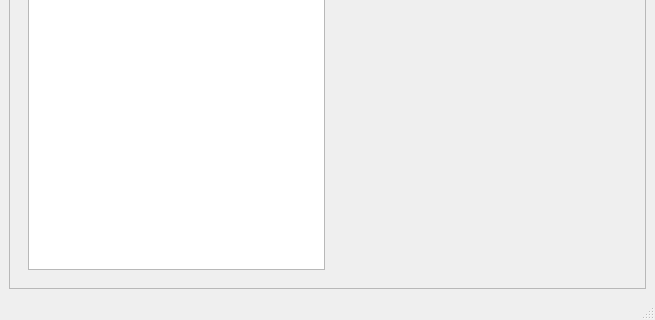
bernardlebelpro/apple, file metsearch/metsearch.ui: the form before one commit; both pictures show x 0 to 655 and y 362 to 682 of the 655 by 682 pixel window.
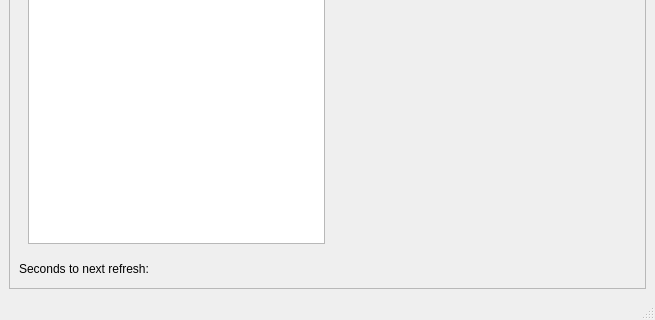
The form after the commit.

Patch:
```diff
--- a/metsearch/metsearch.ui
+++ b/metsearch/metsearch.ui
@@ -245,6 +245,37 @@
            </layout>
           </widget>
          </item>
+         <item>
+          <layout class="QHBoxLayout" name="timer_layout">
+           <item>
+            <widget class="QLabel" name="nextrefresh_label">
+             <property name="text">
+              <string>Seconds to next refresh:</string>
+             </property>
+            </widget>
+           </item>
+           <item>
+            <widget class="QLabel" name="countdown_label">
+             <property name="text">
+              <string/>
+             </property>
+            </widget>
+           </item>
+           <item>
+            <spacer name="horizontalSpacer_2">
+             <property name="orientation">
+              <enum>Qt::Horizontal</enum>
+             </property>
+             <property name="sizeHint" stdset="0">
+              <size>
+               <width>40</width>
+               <height>20</height>
+              </size>
+             </property>
+            </spacer>
+           </item>
+          </layout>
+         </item>
         </layout>
        </widget>
       </item>
```
